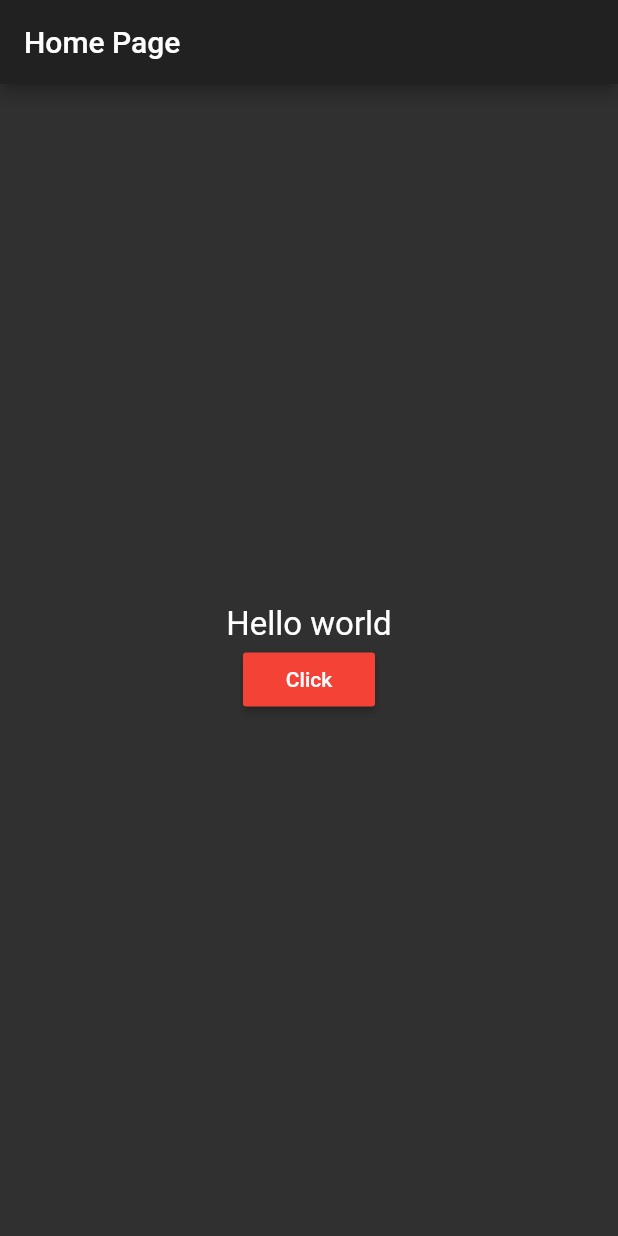
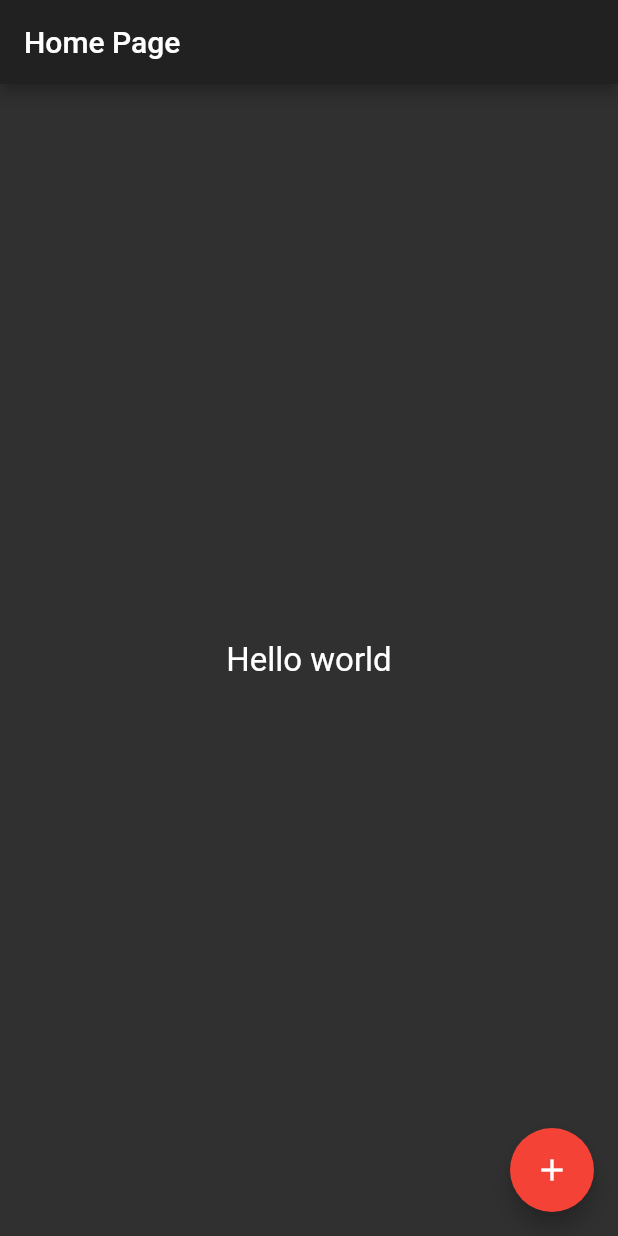
Before and after one commit to mitulp534/flutter_HelloWorld, a Flutter app: the screen it shows after launch, on a phone screen of 412 x 824 dp. Run offline on Flutter 3.47's test engine with Material 2 defaults, Android fonts, the phone set to English and light mode, and no system bars.

Commit message:
Floating action button added.

```diff
--- a/lib/main.dart
+++ b/lib/main.dart
@@ -46,14 +46,7 @@ class _HomePageState extends State<HomePage> {
             new Text(mytext,style: new TextStyle(
               fontSize: 22.0
             ),),
-            new RaisedButton(
-              child: new Text("Click",style: new TextStyle(
-                color: Colors.white
-              ),),
-              onPressed: _changeText ,
-              color: Colors.red,
 
-            )
           ],
         ),
       ),
@@ -65,7 +58,11 @@ class _HomePageState extends State<HomePage> {
       appBar: new AppBar(
         title: new Text("Home Page"),
       ),
-      body: _bodywidget()
+      body: _bodywidget(),
+      floatingActionButton: new FloatingActionButton(
+        child: new Icon(Icons.add),
+        onPressed: _changeText,
+      ),
     );
   }
 }
```
